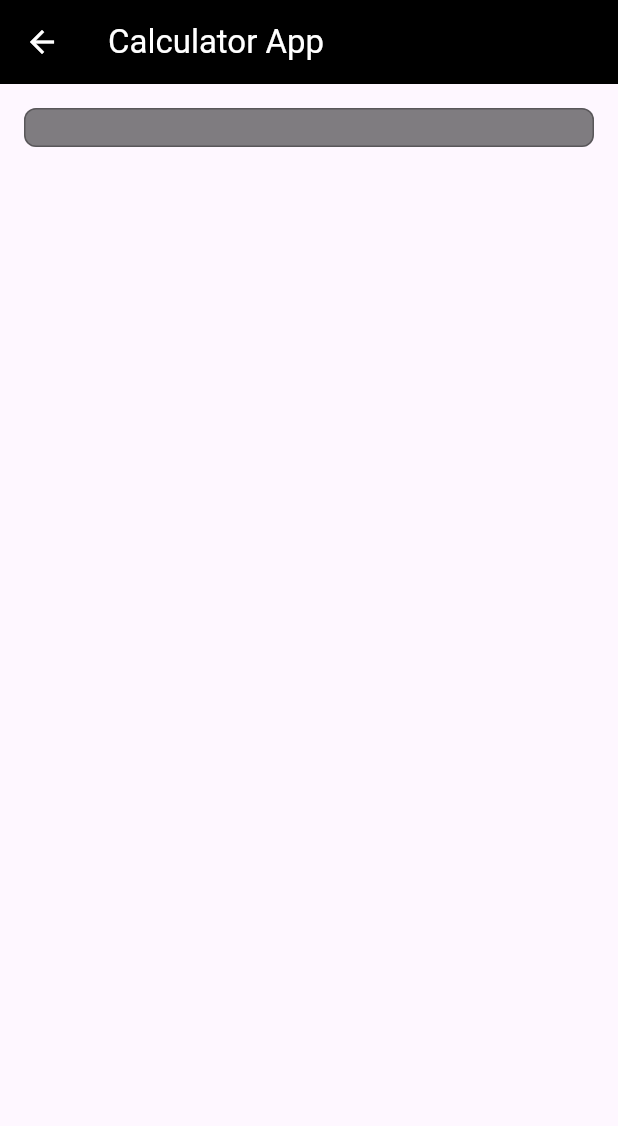
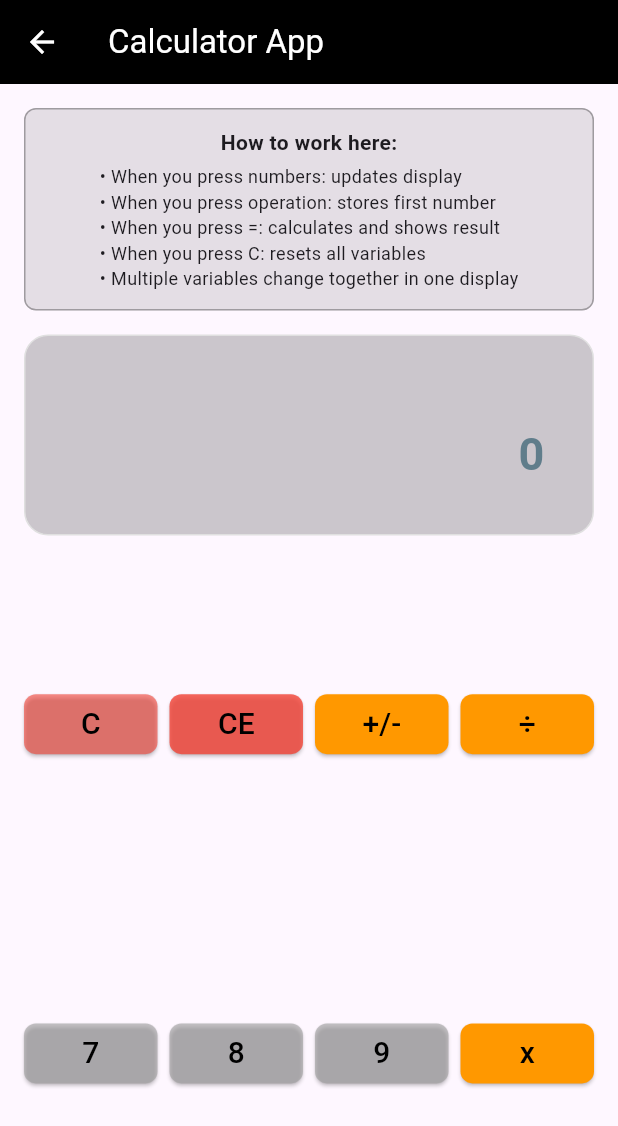
Before and after one commit to memahin/apptapp, a Flutter app: the CalculatorApp screen opened directly, on a phone screen of 412 x 824 dp. Shown: the top 1126 px of the screen. Run offline on Flutter 3.47's test engine with Material 3 defaults, Android fonts, the phone set to English and light mode, and no system bars.

Commit message:
calculator app

```diff
--- a/lib/calculator_app.dart
+++ b/lib/calculator_app.dart
@@ -38,13 +38,143 @@ class _CalculatorAppState extends State<CalculatorApp> {
       body: Padding(
         padding: EdgeInsets.all(16.0),
         child: Column(
+          crossAxisAlignment: CrossAxisAlignment.stretch,
           children: [
             Container(
               padding: EdgeInsets.all(12),
               decoration: BoxDecoration(
-                color: Colors.black.withValues(alpha: 0.5),
+                color: Colors.black.withOpacity(0.1),
                 borderRadius: BorderRadius.circular(8),
-                border: Border.all(color: Colors.black.withValues(alpha: 0.3)),
+                border: Border.all(color: Colors.black.withOpacity(0.3)),
+              ),
+              child: Column(
+                crossAxisAlignment: CrossAxisAlignment.center,
+                children: [
+                  Text(
+                    'How to work here:',
+                    style: TextStyle(fontWeight: FontWeight.bold),
+                  ),
+                  SizedBox(height: 4),
+                  Text(
+                    '• When you press numbers: updates display\n'
+                    '• When you press operation: stores first number\n'
+                    '• When you press =: calculates and shows result\n'
+                    '• When you press C: resets all variables\n'
+                    '• Multiple variables change together in one display',
+                    style: TextStyle(fontSize: 12),
+                  ),
+                ],
+              ),
+            ),
+            SizedBox(height: 16),
+            Container(
+              width: double.infinity,
+              padding: EdgeInsets.all(32),
+              decoration: BoxDecoration(
+                color: Colors.black.withOpacity(0.2),
+                borderRadius: BorderRadius.circular(16),
+                border: Border.all(color: Colors.grey[300]!),
+              ),
+              child: Column(
+                crossAxisAlignment: CrossAxisAlignment.end,
+                children: [
+                  Text(
+                    _operation.isNotEmpty ? '$_firstNumber $_operation' : '',
+                    style: TextStyle(fontSize: 15, color: Colors.black),
+                  ),
+                  SizedBox(height: 4),
+                  Text(
+                    _display,
+                    style: TextStyle(
+                      fontSize: 30,
+                      fontWeight: FontWeight.bold,
+                      color: Colors.blueGrey,
+                    ),
+                  ),
+                ],
+              ),
+            ),
+            SizedBox(height: 20),
+
+            Expanded(
+              child: Column(
+                children: [
+                  Expanded(
+                    child: Row(
+                      children: [
+                        Expanded(
+                          child: _buildButton(
+                            'C',
+                            Colors.red.withOpacity(0.6),
+                            _clear,
+                          ),
+                        ),
+                        SizedBox(width: 8),
+                        Expanded(
+                          child: _buildButton(
+                            'CE',
+                            Colors.red.withOpacity(0.8),
+                            _clearEntry,
+                          ),
+                        ),
+                        SizedBox(width: 8),
+                        Expanded(
+                          child: _buildButton(
+                            '+/-',
+                            Colors.orange,
+                            _changeSign,
+                          ),
+                        ),
+                        SizedBox(width: 8),
+                        Expanded(
+                          child: _buildButton(
+                            '÷',
+                            Colors.orange,
+                            () => _setOperation(),
+                          ),
+                        ),
+                      ],
+                    ),
+                  ),
+                  SizedBox(height: 8),
+                  Expanded(
+                    child: Row(
+                      children: [
+                        Expanded(
+                          child: _buildButton(
+                            '7',
+                            Colors.grey.withOpacity(0.6),
+                            () => _addDigital(),
+                          ),
+                        ),
+                        SizedBox(width: 8),
+                        Expanded(
+                          child: _buildButton(
+                            '8',
+                            Colors.grey.withOpacity(0.6),
+                            () => _addDigital(),
+                          ),
+                        ),
+                        SizedBox(width: 8),
+                        Expanded(
+                          child: _buildButton(
+                            '9',
+                            Colors.grey.withOpacity(0.6),
+                            () => _addDigital(),
+                          ),
+                        ),
+                        SizedBox(width: 8),
+                        Expanded(
+                          child: _buildButton(
+                            'x',
+                            Colors.orange,
+                            () => _setOperation(),
+                          ),
+                        ),
+                      ],
+                    ),
+                  ),
+                ],
               ),
             ),
           ],
@@ -53,3 +183,20 @@ class _CalculatorAppState extends State<CalculatorApp> {
     );
   }
 }
+
+Widget _buildButton(
+  String text,
+  Color color,
+  VoidCallback onPressed, {
+  int span = 1,
+}) {
+  return ElevatedButton(
+    onPressed: onPressed,
+    style: ElevatedButton.styleFrom(
+      backgroundColor: color,
+      foregroundColor: color == Colors.black ? Colors.white : Colors.black,
+      shape: RoundedRectangleBorder(borderRadius: BorderRadius.circular(8)),
+    ),
+    child: Text(text, style: TextStyle(fontSize: 20)),
+  );
+}
```
